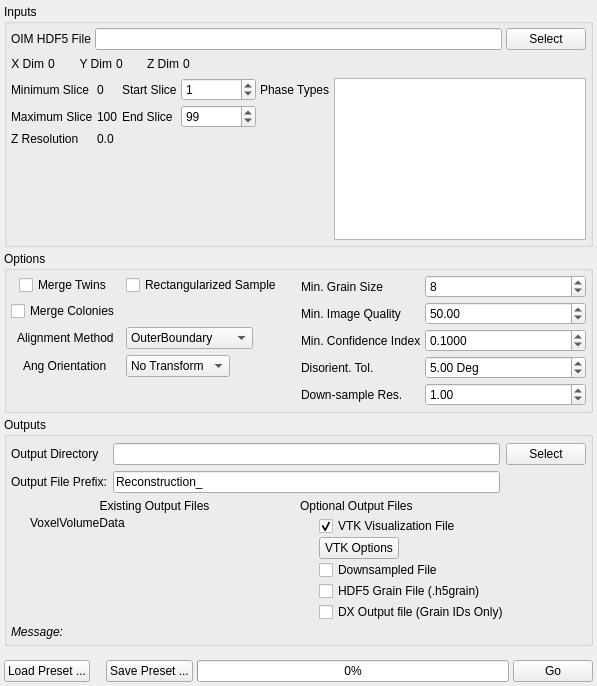
BlueQuartzSoftware/DREAM3D, file Source/UIPlugins/Reconstruction/ReconstructionWidget.ui: the form before one commit.
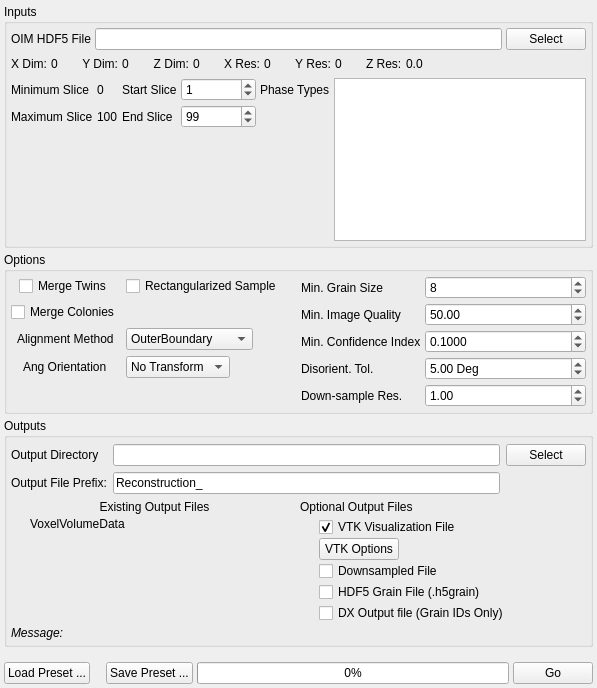
The form after the commit. Icons and pictures are not drawn. Custom widgets are drawn as their Qt base class.

Commit message: Adding warning dialog when user selects the .h5grain option for both Reconstruction and Grain Generator. Adding Dimensions and Resolution to the Reconstruction Widget for a given HDF5 input file

Patch:
```diff
--- a/Source/UIPlugins/Reconstruction/ReconstructionWidget.ui
+++ b/Source/UIPlugins/Reconstruction/ReconstructionWidget.ui
@@ -7,7 +7,7 @@
     <x>0</x>
     <y>0</y>
     <width>597</width>
-    <height>686</height>
+    <height>688</height>
    </rect>
   </property>
   <property name="sizePolicy">
@@ -148,20 +148,6 @@
           </property>
          </spacer>
         </item>
-        <item row="2" column="0">
-         <widget class="QLabel" name="m_ZMax_2">
-          <property name="text">
-           <string>Z Resolution</string>
-          </property>
-         </widget>
-        </item>
-        <item row="2" column="1">
-         <widget class="QLabel" name="m_ZRes">
-          <property name="text">
-           <string>0.0</string>
-          </property>
-         </widget>
-        </item>
        </layout>
       </item>
       <item row="2" column="1">
@@ -196,7 +182,7 @@
         <item>
          <widget class="QLabel" name="label_13">
           <property name="text">
-           <string>X Dim</string>
+           <string>X Dim:</string>
           </property>
           <property name="alignment">
            <set>Qt::AlignRight|Qt::AlignTrailing|Qt::AlignVCenter</set>
@@ -229,7 +215,7 @@
         <item>
          <widget class="QLabel" name="label_14">
           <property name="text">
-           <string>Y Dim</string>
+           <string>Y Dim:</string>
           </property>
           <property name="alignment">
            <set>Qt::AlignRight|Qt::AlignTrailing|Qt::AlignVCenter</set>
@@ -262,7 +248,7 @@
         <item>
          <widget class="QLabel" name="label_15">
           <property name="text">
-           <string>Z Dim</string>
+           <string>Z Dim:</string>
           </property>
           <property name="alignment">
            <set>Qt::AlignRight|Qt::AlignTrailing|Qt::AlignVCenter</set>
@@ -276,6 +262,102 @@
           </property>
          </widget>
         </item>
+        <item>
+         <spacer name="horizontalSpacer_3">
+          <property name="orientation">
+           <enum>Qt::Horizontal</enum>
+          </property>
+          <property name="sizeType">
+           <enum>QSizePolicy::Fixed</enum>
+          </property>
+          <property name="sizeHint" stdset="0">
+           <size>
+            <width>20</width>
+            <height>20</height>
+           </size>
+          </property>
+         </spacer>
+        </item>
+        <item>
+         <widget class="QLabel" name="label_16">
+          <property name="text">
+           <string>X Res:</string>
+          </property>
+          <property name="alignment">
+           <set>Qt::AlignRight|Qt::AlignTrailing|Qt::AlignVCenter</set>
+          </property>
+         </widget>
+        </item>
+        <item>
+         <widget class="QLabel" name="m_XRes">
+          <property name="text">
+           <string>0</string>
+          </property>
+         </widget>
+        </item>
+        <item>
+         <spacer name="horizontalSpacer_4">
+          <property name="orientation">
+           <enum>Qt::Horizontal</enum>
+          </property>
+          <property name="sizeType">
+           <enum>QSizePolicy::Fixed</enum>
+          </property>
+          <property name="sizeHint" stdset="0">
+           <size>
+            <width>20</width>
+            <height>20</height>
+           </size>
+          </property>
+         </spacer>
+        </item>
+        <item>
+         <widget class="QLabel" name="label_17">
+          <property name="text">
+           <string>Y Res:</string>
+          </property>
+          <property name="alignment">
+           <set>Qt::AlignRight|Qt::AlignTrailing|Qt::AlignVCenter</set>
+          </property>
+         </widget>
+        </item>
+        <item>
+         <widget class="QLabel" name="m_YRes">
+          <property name="text">
+           <string>0</string>
+          </property>
+         </widget>
+        </item>
+        <item>
+         <spacer name="horizontalSpacer_5">
+          <property name="orientation">
+           <enum>Qt::Horizontal</enum>
+          </property>
+          <property name="sizeType">
+           <enum>QSizePolicy::Fixed</enum>
+          </property>
+          <property name="sizeHint" stdset="0">
+           <size>
+            <width>20</width>
+            <height>20</height>
+           </size>
+          </property>
+         </spacer>
+        </item>
+        <item>
+         <widget class="QLabel" name="m_ZMax_2">
+          <property name="text">
+           <string>Z Res:</string>
+          </property>
+         </widget>
+        </item>
+        <item>
+         <widget class="QLabel" name="m_ZRes">
+          <property name="text">
+           <string>0.0</string>
+          </property>
+         </widget>
+        </item>
         <item>
          <spacer name="horizontalSpacer_6">
           <property name="orientation">
```
The commit also changes 4 other files.
